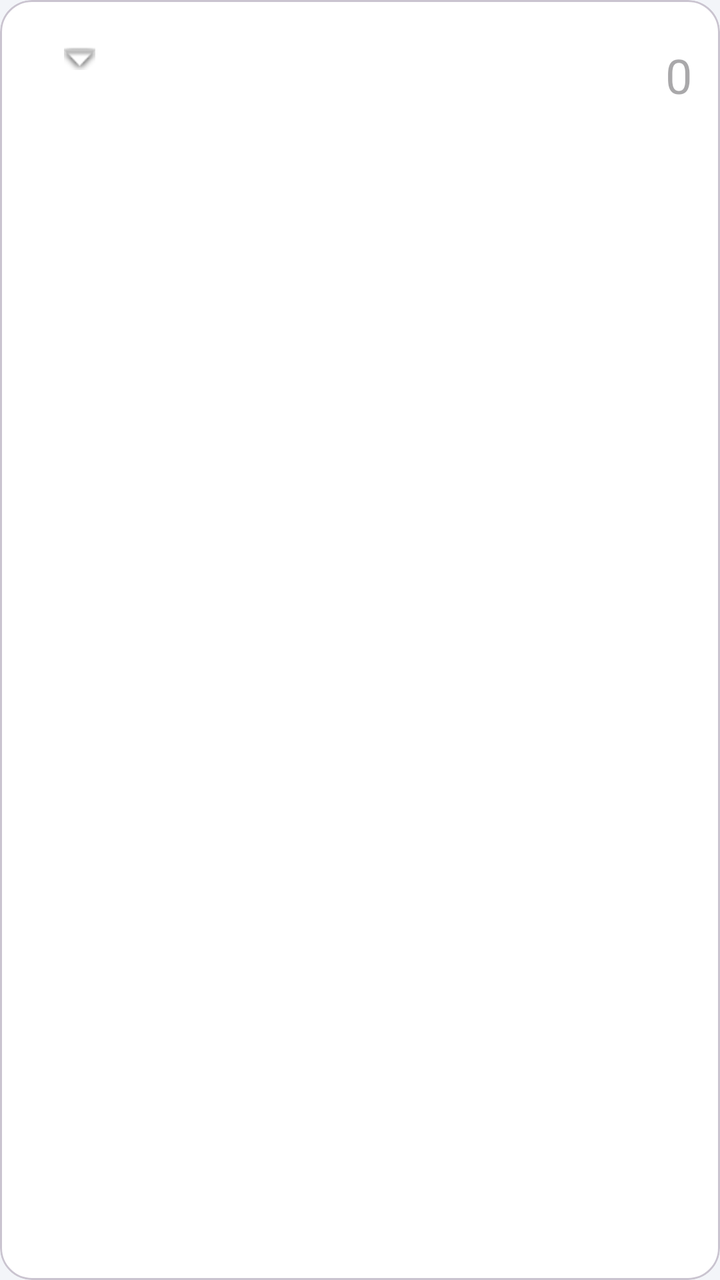
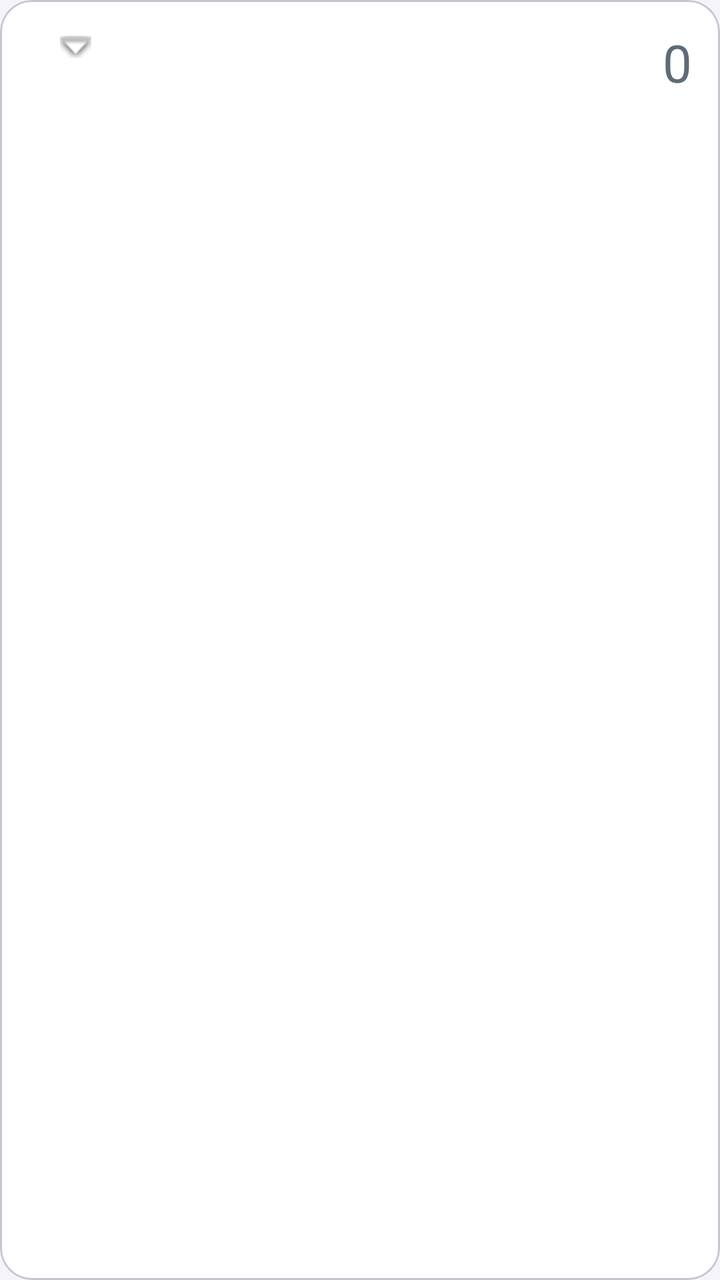

Screens rendered from an Android XML layout before and after an edit, with the pre-edit source and the edit as a unified diff.
<!-- AndroidManifest.xml: application theme Theme.FxCalc -->
<!-- res/layout/item_currency_row.xml -->
<?xml version="1.0" encoding="utf-8"?>
<com.google.android.material.card.MaterialCardView xmlns:android="http://schemas.android.com/apk/res/android"
    xmlns:app="http://schemas.android.com/apk/res-auto"
    android:id="@+id/card"
    android:layout_width="match_parent"
    android:layout_height="wrap_content"
    android:layout_marginTop="10dp"
    app:cardBackgroundColor="@color/card"
    app:cardCornerRadius="16dp"
    app:cardElevation="0dp"
    app:strokeWidth="1dp">

    <LinearLayout
        android:layout_width="match_parent"
        android:layout_height="wrap_content"
        android:gravity="center_vertical"
        android:orientation="horizontal"
        android:padding="14dp">

        <LinearLayout
            android:id="@+id/currencyPicker"
            android:layout_width="wrap_content"
            android:layout_height="wrap_content"
            android:background="?attr/selectableItemBackgroundBorderless"
            android:gravity="center_vertical"
            android:minWidth="120dp"
            android:orientation="horizontal"
            android:padding="4dp">

            <TextView
                android:id="@+id/tvFlag"
                android:layout_width="wrap_content"
                android:layout_height="wrap_content"
                android:textSize="28sp" />

            <LinearLayout
                android:layout_width="wrap_content"
                android:layout_height="wrap_content"
                android:layout_marginStart="10dp"
                android:orientation="vertical">

                <TextView
                    android:id="@+id/tvCode"
                    android:layout_width="wrap_content"
                    android:layout_height="wrap_content"
                    android:drawableEnd="@android:drawable/arrow_down_float"
                    android:drawablePadding="4dp"
                    android:textColor="@color/text_primary"
                    android:textSize="17sp"
                    android:textStyle="bold" />

                <TextView
                    android:id="@+id/tvName"
                    android:layout_width="wrap_content"
                    android:layout_height="wrap_content"
                    android:textColor="@color/text_secondary"
                    android:textSize="12sp" />
            </LinearLayout>
        </LinearLayout>

        <EditText
            android:id="@+id/etAmount"
            android:layout_width="0dp"
            android:layout_height="wrap_content"
            android:layout_marginStart="8dp"
            android:layout_weight="1"
            android:background="@android:color/transparent"
            android:gravity="end|center_vertical"
            android:hint="0"
            android:imeOptions="actionDone"
            android:importantForAutofill="no"
            android:inputType="numberDecimal"
            android:maxLines="1"
            android:textColor="@color/text_primary"
            android:textSize="24sp" />
    </LinearLayout>
</com.google.android.material.card.MaterialCardView>
<!-- resources referenced by this layout -->
<resources>
  <color name="card">#FFFFFF</color>
  <color name="text_primary">#1B1F24</color>
  <color name="text_secondary">#5F6B7A</color>
  <style name="Theme.FxCalc" parent="Theme.Material3.DayNight.NoActionBar">
          <item name="colorPrimary">@color/brand</item>
          <item name="android:windowBackground">@color/bg</item>
          <item name="android:statusBarColor">@color/bg</item>
      </style>
  <color name="brand">#1E6FD9</color>
  <color name="bg">#F3F5F9</color>
</resources>

<!-- the commit's change to res/layout/item_currency_row.xml (unified diff, before → after) -->
@@ -4,7 +4,7 @@
     android:id="@+id/card"
     android:layout_width="match_parent"
     android:layout_height="wrap_content"
-    android:layout_marginTop="10dp"
+    android:layout_marginTop="8dp"
     app:cardBackgroundColor="@color/card"
     app:cardCornerRadius="16dp"
     app:cardElevation="0dp"
@@ -15,7 +15,10 @@
         android:layout_height="wrap_content"
         android:gravity="center_vertical"
         android:orientation="horizontal"
-        android:padding="14dp">
+        android:paddingStart="12dp"
+        android:paddingTop="8dp"
+        android:paddingEnd="14dp"
+        android:paddingBottom="8dp">
 
         <LinearLayout
             android:id="@+id/currencyPicker"
@@ -43,7 +46,7 @@
                     android:id="@+id/tvCode"
                     android:layout_width="wrap_content"
                     android:layout_height="wrap_content"
-                    android:drawableEnd="@android:drawable/arrow_down_float"
+                    app:drawableEndCompat="@android:drawable/arrow_down_float"
                     android:drawablePadding="4dp"
                     android:textColor="@color/text_primary"
                     android:textSize="17sp"
@@ -53,25 +56,45 @@
                     android:id="@+id/tvName"
                     android:layout_width="wrap_content"
                     android:layout_height="wrap_content"
+                    android:ellipsize="end"
+                    android:maxLines="1"
+                    android:maxWidth="180dp"
                     android:textColor="@color/text_secondary"
                     android:textSize="12sp" />
             </LinearLayout>
         </LinearLayout>
 
-        <EditText
-            android:id="@+id/etAmount"
+        <LinearLayout
             android:layout_width="0dp"
             android:layout_height="wrap_content"
             android:layout_marginStart="8dp"
             android:layout_weight="1"
-            android:background="@android:color/transparent"
-            android:gravity="end|center_vertical"
-            android:hint="0"
-            android:imeOptions="actionDone"
-            android:importantForAutofill="no"
-            android:inputType="numberDecimal"
-            android:maxLines="1"
-            android:textColor="@color/text_primary"
-            android:textSize="24sp" />
+            android:orientation="vertical">
+
+            <TextView
+                android:id="@+id/tvAmount"
+                android:layout_width="match_parent"
+                android:layout_height="36dp"
+                android:gravity="end|center_vertical"
+                android:hint="0"
+                android:maxLines="1"
+                android:textColor="@color/text_primary"
+                android:textColorHint="@color/text_secondary"
+                android:textSize="26sp"
+                app:autoSizeMaxTextSize="26sp"
+                app:autoSizeMinTextSize="12sp"
+                app:autoSizeTextType="uniform" />
+
+            <TextView
+                android:id="@+id/tvSub"
+                android:layout_width="match_parent"
+                android:layout_height="wrap_content"
+                android:gravity="end"
+                android:maxLines="1"
+                android:ellipsize="start"
+                android:textColor="@color/text_secondary"
+                android:textSize="12sp"
+                android:visibility="gone" />
+        </LinearLayout>
     </LinearLayout>
 </com.google.android.material.card.MaterialCardView>
<!-- resource entries referenced after the edit -->
@@ -7,8 +7,10 @@
           <item name="colorPrimary">@color/brand</item>
           <item name="android:windowBackground">@color/bg</item>
           <item name="android:statusBarColor">@color/bg</item>
+          <item name="android:navigationBarColor">@color/keypad_bg</item>
       </style>
   <color name="brand">#1E6FD9</color>
   <color name="bg">#F3F5F9</color>
+  <color name="keypad_bg">#E6EAF0</color>
 </resources>
 
